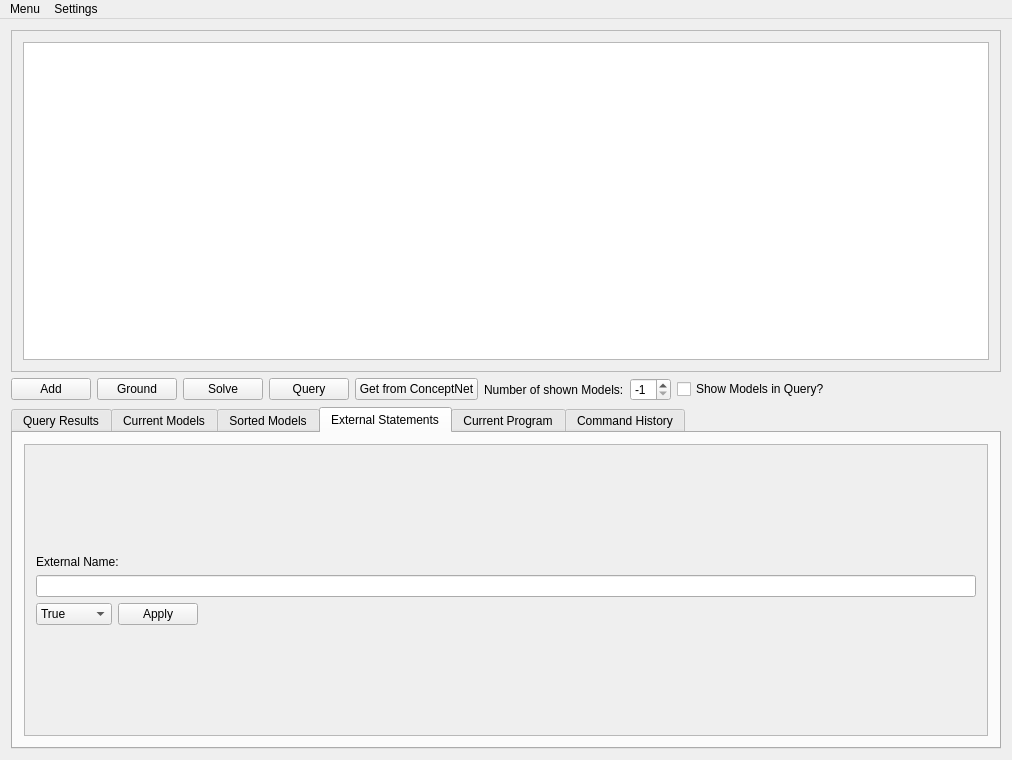
Old version of the form concept_net_gui/ui/conceptnetgui.ui in the repository alica-labs/aspsuite.
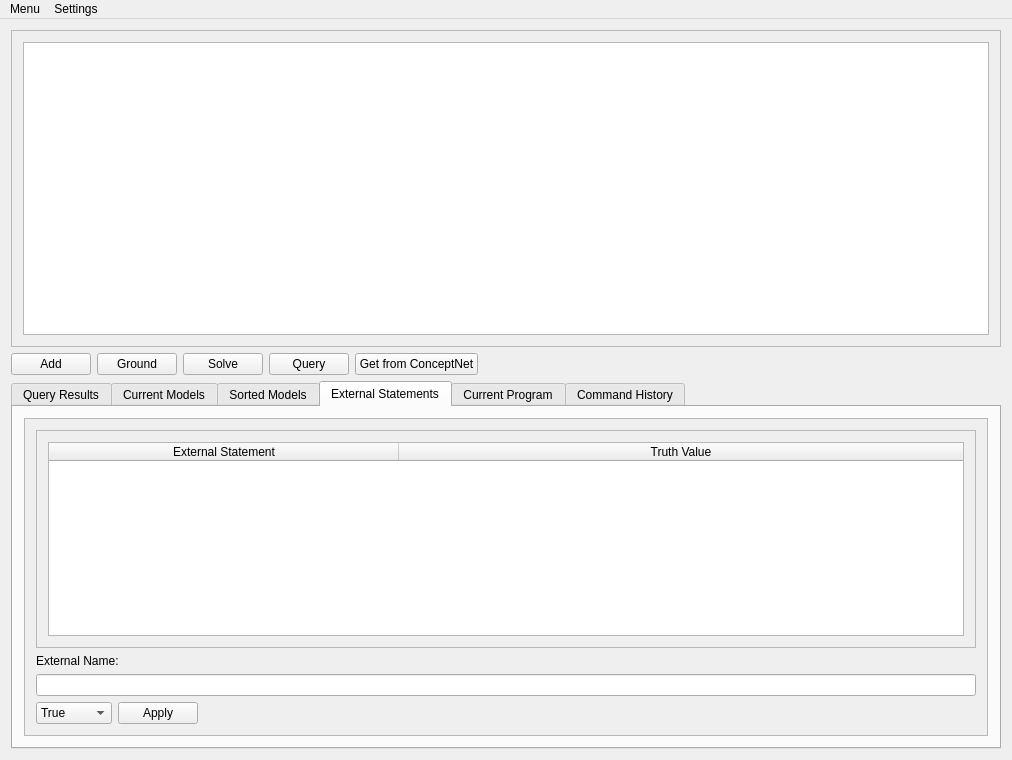
New version of the form. The open tabs and pages were chosen to show the change.

Diff of the .ui file:
```diff
--- a/concept_net_gui/ui/conceptnetgui.ui
+++ b/concept_net_gui/ui/conceptnetgui.ui
@@ -29,7 +29,7 @@
          <x>0</x>
          <y>0</y>
          <width>992</width>
-         <height>336</height>
+         <height>299</height>
         </rect>
        </property>
        <layout class="QVBoxLayout" name="verticalLayout_3">
@@ -77,30 +77,6 @@
         </property>
        </widget>
       </item>
-      <item>
-       <widget class="QLabel" name="numberOfmodelsLabel">
-        <property name="text">
-         <string>Number of shown Models:</string>
-        </property>
-       </widget>
-      </item>
-      <item>
-       <widget class="QSpinBox" name="numberOfModelsSpinBox">
-        <property name="minimum">
-         <number>-1</number>
-        </property>
-        <property name="value">
-         <number>-1</number>
-        </property>
-       </widget>
-      </item>
-      <item>
-       <widget class="QCheckBox" name="showModelsCheckBox">
-        <property name="text">
-         <string>Show Models in Query?</string>
-        </property>
-       </widget>
-      </item>
       <item>
        <spacer name="buttonSpacer">
         <property name="orientation">
@@ -236,22 +212,48 @@
              <x>0</x>
              <y>0</y>
              <width>970</width>
-             <height>285</height>
+             <height>322</height>
             </rect>
            </property>
            <layout class="QVBoxLayout" name="verticalLayout">
             <item>
-             <spacer name="verticalSpacerExtUp">
-              <property name="orientation">
-               <enum>Qt::Vertical</enum>
+             <widget class="QScrollArea" name="scrollArea_3">
+              <property name="widgetResizable">
+               <bool>true</bool>
               </property>
-              <property name="sizeHint" stdset="0">
-               <size>
-                <width>20</width>
-                <height>40</height>
-               </size>
-              </property>
-             </spacer>
+              <widget class="QWidget" name="scrollAreaWidgetContents">
+               <property name="geometry">
+                <rect>
+                 <x>0</x>
+                 <y>0</y>
+                 <width>950</width>
+                 <height>211</height>
+                </rect>
+               </property>
+               <layout class="QHBoxLayout" name="horizontalLayout_13">
+                <item>
+                 <widget class="QTableWidget" name="externalTable">
+                  <attribute name="horizontalHeaderDefaultSectionSize">
+                   <number>350</number>
+                  </attribute>
+                  <attribute name="horizontalHeaderStretchLastSection">
+                   <bool>true</bool>
+                  </attribute>
+                  <column>
+                   <property name="text">
+                    <string>External Statement</string>
+                   </property>
+                  </column>
+                  <column>
+                   <property name="text">
+                    <string>Truth Value</string>
+                   </property>
+                  </column>
+                 </widget>
+                </item>
+               </layout>
+              </widget>
+             </widget>
             </item>
             <item>
              <widget class="QLabel" name="externalNameLabel">
@@ -306,19 +308,6 @@
               </item>
              </layout>
             </item>
-            <item>
-             <spacer name="verticalSpacerExtDown">
-              <property name="orientation">
-               <enum>Qt::Vertical</enum>
-              </property>
-              <property name="sizeHint" stdset="0">
-               <size>
-                <width>20</width>
-                <height>40</height>
-               </size>
-              </property>
-             </spacer>
-            </item>
            </layout>
           </widget>
          </widget>
```
Left out of the diff: 28 changed lines with no effect on the pictures.
